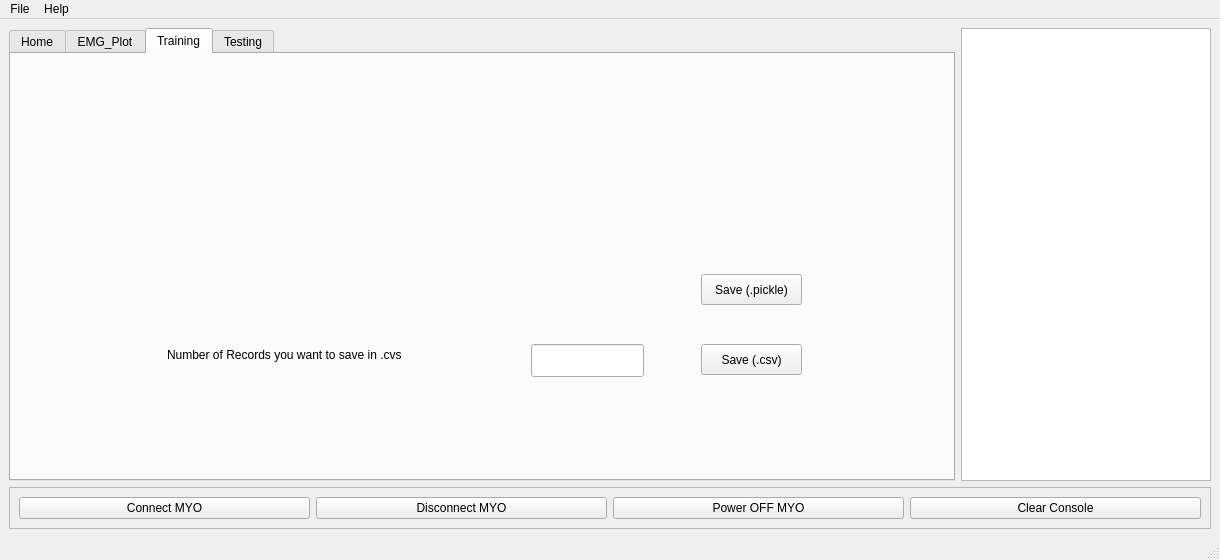
First picture: the form in GP.ui, repository hananabilabd/EMG-Computer-Vision-Classification-using-MYO-ArmBand-Camera-Raspberry-Pi, before the edit.
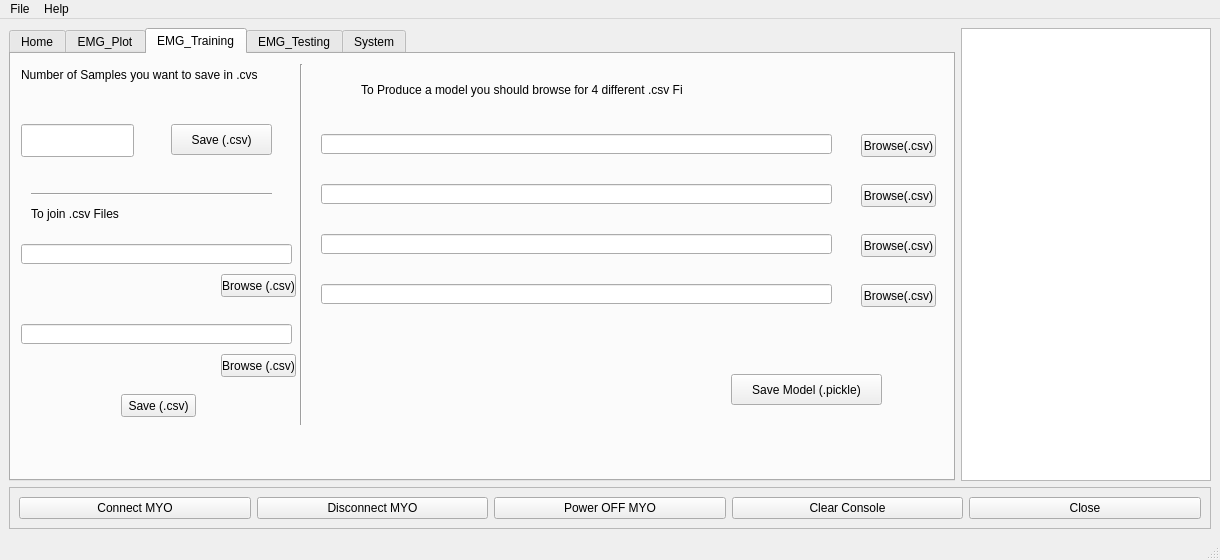
Second picture: the form after the edit. The open tabs and pages were chosen to show the change. Custom widgets are drawn as their Qt base class.

The edit to the form file:
```diff
--- a/GP.ui
+++ b/GP.ui
@@ -265,13 +265,13 @@
           </widget>
           <widget class="QWidget" name="tab_3">
            <attribute name="title">
-            <string>Training</string>
+            <string>EMG_Training</string>
            </attribute>
            <widget class="QPushButton" name="pushButton_9">
             <property name="geometry">
              <rect>
-              <x>690</x>
-              <y>290</y>
+              <x>160</x>
+              <y>70</y>
               <width>101</width>
               <height>31</height>
              </rect>
@@ -283,8 +283,8 @@
            <widget class="QLineEdit" name="lineEdit">
             <property name="geometry">
              <rect>
-              <x>520</x>
-              <y>290</y>
+              <x>10</x>
+              <y>70</y>
               <width>113</width>
               <height>33</height>
              </rect>
@@ -293,33 +293,236 @@
            <widget class="QLabel" name="label_9">
             <property name="geometry">
              <rect>
-              <x>156</x>
-              <y>290</y>
+              <x>10</x>
+              <y>10</y>
               <width>321</width>
               <height>21</height>
              </rect>
             </property>
             <property name="text">
-             <string>Number of Records you want to save in .cvs</string>
+             <string>Number of Samples you want to save in .cvs</string>
             </property>
            </widget>
            <widget class="QPushButton" name="pushButton_10">
             <property name="geometry">
              <rect>
-              <x>690</x>
+              <x>720</x>
+              <y>320</y>
+              <width>151</width>
+              <height>31</height>
+             </rect>
+            </property>
+            <property name="text">
+             <string>Save Model (.pickle)</string>
+            </property>
+           </widget>
+           <widget class="QLabel" name="label_10">
+            <property name="geometry">
+             <rect>
+              <x>350</x>
+              <y>20</y>
+              <width>321</width>
+              <height>31</height>
+             </rect>
+            </property>
+            <property name="text">
+             <string>To Produce a model you should browse for 4 different .csv Files</string>
+            </property>
+           </widget>
+           <widget class="QPushButton" name="pushButton_13">
+            <property name="geometry">
+             <rect>
+              <x>850</x>
+              <y>80</y>
+              <width>75</width>
+              <height>23</height>
+             </rect>
+            </property>
+            <property name="text">
+             <string>Browse(.csv)</string>
+            </property>
+           </widget>
+           <widget class="QPushButton" name="pushButton_14">
+            <property name="geometry">
+             <rect>
+              <x>850</x>
+              <y>130</y>
+              <width>75</width>
+              <height>23</height>
+             </rect>
+            </property>
+            <property name="text">
+             <string>Browse(.csv)</string>
+            </property>
+           </widget>
+           <widget class="QPushButton" name="pushButton_15">
+            <property name="geometry">
+             <rect>
+              <x>850</x>
+              <y>180</y>
+              <width>75</width>
+              <height>23</height>
+             </rect>
+            </property>
+            <property name="text">
+             <string>Browse(.csv)</string>
+            </property>
+           </widget>
+           <widget class="QPushButton" name="pushButton_16">
+            <property name="geometry">
+             <rect>
+              <x>850</x>
+              <y>230</y>
+              <width>75</width>
+              <height>23</height>
+             </rect>
+            </property>
+            <property name="text">
+             <string>Browse(.csv)</string>
+            </property>
+           </widget>
+           <widget class="Line" name="line">
+            <property name="geometry">
+             <rect>
+              <x>280</x>
+              <y>10</y>
+              <width>20</width>
+              <height>361</height>
+             </rect>
+            </property>
+            <property name="orientation">
+             <enum>Qt::Vertical</enum>
+            </property>
+           </widget>
+           <widget class="QLineEdit" name="lineEdit_2">
+            <property name="geometry">
+             <rect>
+              <x>310</x>
+              <y>80</y>
+              <width>511</width>
+              <height>20</height>
+             </rect>
+            </property>
+           </widget>
+           <widget class="QLineEdit" name="lineEdit_6">
+            <property name="geometry">
+             <rect>
+              <x>310</x>
+              <y>130</y>
+              <width>511</width>
+              <height>20</height>
+             </rect>
+            </property>
+           </widget>
+           <widget class="QLineEdit" name="lineEdit_7">
+            <property name="geometry">
+             <rect>
+              <x>310</x>
+              <y>180</y>
+              <width>511</width>
+              <height>20</height>
+             </rect>
+            </property>
+           </widget>
+           <widget class="QLineEdit" name="lineEdit_8">
+            <property name="geometry">
+             <rect>
+              <x>310</x>
+              <y>230</y>
+              <width>511</width>
+              <height>20</height>
+             </rect>
+            </property>
+           </widget>
+           <widget class="Line" name="line_2">
+            <property name="geometry">
+             <rect>
+              <x>20</x>
+              <y>130</y>
+              <width>241</width>
+              <height>20</height>
+             </rect>
+            </property>
+            <property name="orientation">
+             <enum>Qt::Horizontal</enum>
+            </property>
+           </widget>
+           <widget class="QLabel" name="label_11">
+            <property name="geometry">
+             <rect>
+              <x>20</x>
+              <y>150</y>
+              <width>211</width>
+              <height>20</height>
+             </rect>
+            </property>
+            <property name="text">
+             <string>To join .csv Files</string>
+            </property>
+           </widget>
+           <widget class="QPushButton" name="pushButton_21">
+            <property name="geometry">
+             <rect>
+              <x>210</x>
               <y>220</y>
-              <width>101</width>
-              <height>31</height>
+              <width>75</width>
+              <height>23</height>
              </rect>
             </property>
             <property name="text">
-             <string>Save (.pickle)</string>
+             <string>Browse (.csv)</string>
+            </property>
+           </widget>
+           <widget class="QPushButton" name="pushButton_22">
+            <property name="geometry">
+             <rect>
+              <x>210</x>
+              <y>300</y>
+              <width>75</width>
+              <height>23</height>
+             </rect>
+            </property>
+            <property name="text">
+             <string>Browse (.csv)</string>
+            </property>
+           </widget>
+           <widget class="QPushButton" name="pushButton_23">
+            <property name="geometry">
+             <rect>
+              <x>110</x>
+              <y>340</y>
+              <width>75</width>
+              <height>23</height>
+             </rect>
+            </property>
+            <property name="text">
+             <string>Save (.csv)</string>
+            </property>
+           </widget>
+           <widget class="QLineEdit" name="lineEdit_9">
+            <property name="geometry">
+             <rect>
+              <x>10</x>
+              <y>190</y>
+              <width>271</width>
+              <height>20</height>
+             </rect>
+            </property>
+           </widget>
+           <widget class="QLineEdit" name="lineEdit_10">
+            <property name="geometry">
+             <rect>
+              <x>10</x>
+              <y>270</y>
+              <width>271</width>
+              <height>20</height>
+             </rect>
             </property>
            </widget>
           </widget>
           <widget class="QWidget" name="tab_4">
            <attribute name="title">
-            <string>Testing</string>
+            <string>EMG_Testing</string>
            </attribute>
            <widget class="QPushButton" name="pushButton_2">
             <property name="geometry">
@@ -347,6 +550,119 @@
              <string>Stop Prediction</string>
             </property>
            </widget>
+           <widget class="QPushButton" name="pushButton_17">
+            <property name="geometry">
+             <rect>
+              <x>580</x>
+              <y>120</y>
+              <width>191</width>
+              <height>23</height>
+             </rect>
+            </property>
+            <property name="text">
+             <string>Browse Model (.pickle)</string>
+            </property>
+           </widget>
+           <widget class="QLineEdit" name="lineEdit_3">
+            <property name="geometry">
+             <rect>
+              <x>10</x>
+              <y>120</y>
+              <width>531</width>
+              <height>20</height>
+             </rect>
+            </property>
+           </widget>
+           <widget class="QLabel" name="label_12">
+            <property name="geometry">
+             <rect>
+              <x>30</x>
+              <y>20</y>
+              <width>391</width>
+              <height>16</height>
+             </rect>
+            </property>
+            <property name="text">
+             <string>You must Choose Model (.pickle)</string>
+            </property>
+           </widget>
+          </widget>
+          <widget class="QWidget" name="tab_5">
+           <attribute name="title">
+            <string>System</string>
+           </attribute>
+           <widget class="QPushButton" name="pushButton_18">
+            <property name="geometry">
+             <rect>
+              <x>580</x>
+              <y>90</y>
+              <width>221</width>
+              <height>23</height>
+             </rect>
+            </property>
+            <property name="text">
+             <string>Browse EMG Model</string>
+            </property>
+           </widget>
+           <widget class="QPushButton" name="pushButton_19">
+            <property name="geometry">
+             <rect>
+              <x>580</x>
+              <y>190</y>
+              <width>221</width>
+              <height>23</height>
+             </rect>
+            </property>
+            <property name="text">
+             <string>Browse Computer Vision Model</string>
+            </property>
+           </widget>
+           <widget class="QLineEdit" name="lineEdit_4">
+            <property name="geometry">
+             <rect>
+              <x>20</x>
+              <y>90</y>
+              <width>541</width>
+              <height>20</height>
+             </rect>
+            </property>
+           </widget>
+           <widget class="QLineEdit" name="lineEdit_5">
+            <property name="geometry">
+             <rect>
+              <x>20</x>
+              <y>190</y>
+              <width>541</width>
+              <height>20</height>
+             </rect>
+            </property>
+           </widget>
+           <widget class="QPushButton" name="pushButton_20">
+            <property name="geometry">
+             <rect>
+              <x>410</x>
+              <y>310</y>
+              <width>181</width>
+              <height>23</height>
+             </rect>
+            </property>
+            <property name="text">
+             <string>Run System</string>
+            </property>
+           </widget>
+           <widget class="QPushButton" name="pushButton_24">
+            <property name="geometry">
+             <rect>
+              <x>610</x>
+              <y>310</y>
+              <width>171</width>
+              <height>23</height>
+             </rect>
+            </property>
+            <property name="text">
+             <string>Stop System</string>
+            </property>
+           </widget>
           </widget>
          </widget>
         </item>
@@ -399,6 +715,13 @@
            </property>
           </widget>
          </item>
+         <item>
+          <widget class="QPushButton" name="pushButton_25">
+           <property name="text">
+            <string>Close</string>
+           </property>
+          </widget>
+         </item>
         </layout>
        </widget>
       </item>
```
Left out of the diff: 6 changed lines with no effect on the pictures.
